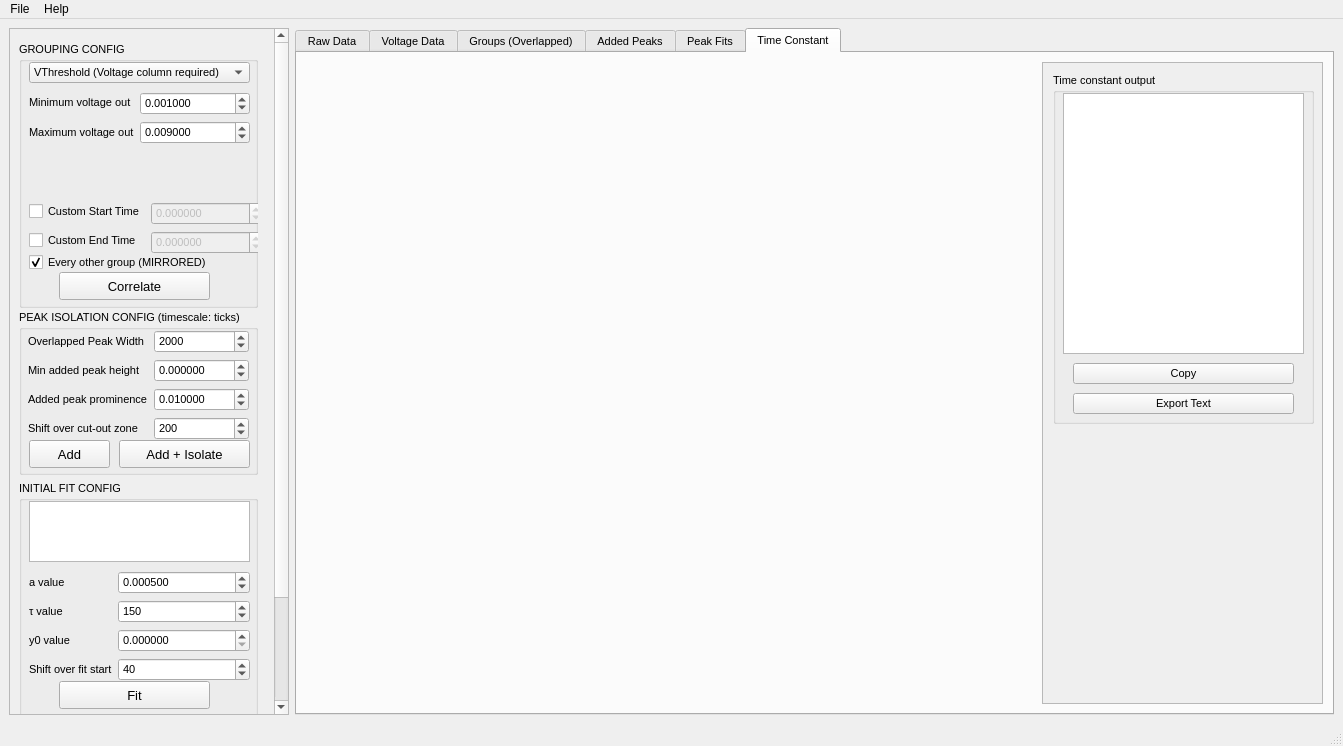
The window that ui/mainwin.ui (turtlebasket/crds_analyzer) describes before a commit, drawn with Qt 5.
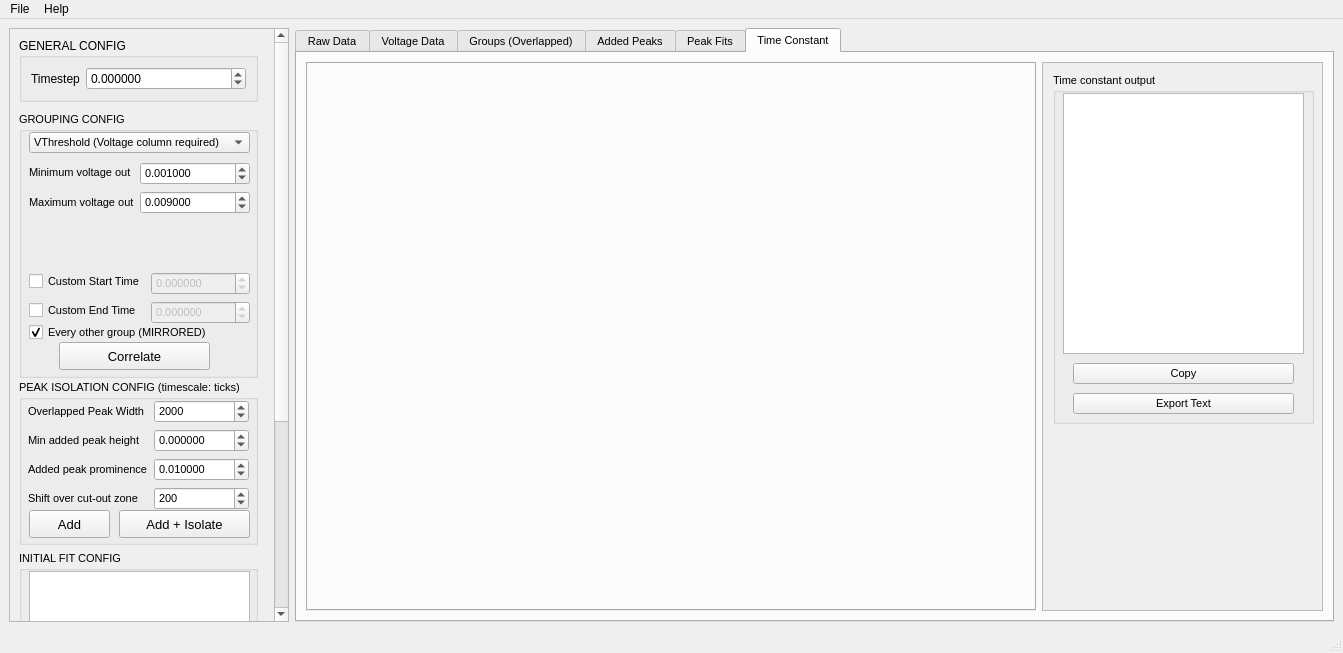
The same window after the commit. The open tabs and pages were chosen to show the change. Custom widgets are drawn as their Qt base class.

Patch:
```diff
--- a/ui/mainwin.ui
+++ b/ui/mainwin.ui
@@ -7,7 +7,7 @@
     <x>0</x>
     <y>0</y>
     <width>1343</width>
-    <height>746</height>
+    <height>653</height>
    </rect>
   </property>
   <property name="windowTitle">
@@ -39,12 +39,57 @@
        <property name="geometry">
         <rect>
          <x>0</x>
-         <y>-158</y>
+         <y>0</y>
          <width>261</width>
-         <height>818</height>
+         <height>878</height>
         </rect>
        </property>
        <layout class="QVBoxLayout" name="verticalLayout_2">
+        <item>
+         <widget class="QGroupBox" name="groupBox_5">
+          <property name="minimumSize">
+           <size>
+            <width>239</width>
+            <height>0</height>
+           </size>
+          </property>
+          <property name="maximumSize">
+           <size>
+            <width>239</width>
+            <height>16777215</height>
+           </size>
+          </property>
+          <property name="title">
+           <string>GENERAL CONFIG</string>
+          </property>
+          <layout class="QGridLayout" name="gridLayout_8">
+           <item row="0" column="0">
+            <layout class="QFormLayout" name="formLayout_7">
+             <item row="0" column="0">
+              <widget class="QLabel" name="label_18">
+               <property name="text">
+                <string>Timestep</string>
+               </property>
+              </widget>
+             </item>
+             <item row="0" column="1">
+              <widget class="QDoubleSpinBox" name="spin_timestep">
+               <property name="decimals">
+                <number>6</number>
+               </property>
+               <property name="minimum">
+                <double>-99.989999999999995</double>
+               </property>
+               <property name="singleStep">
+                <double>0.010000000000000</double>
+               </property>
+              </widget>
+             </item>
+            </layout>
+           </item>
+          </layout>
+         </widget>
+        </item>
         <item>
          <widget class="QGroupBox" name="groupBox">
           <property name="minimumSize">
@@ -268,7 +313,7 @@
             <rect>
              <x>10</x>
              <y>160</y>
-             <width>235</width>
+             <width>221</width>
              <height>53</height>
             </rect>
            </property>
@@ -804,9 +849,6 @@
         <string>Time Constant</string>
        </attribute>
        <layout class="QGridLayout" name="gridLayout_7">
-        <item row="0" column="0">
-         <widget class="TimeConstantGraph" name="tau_graph" native="true"/>
-        </item>
         <item row="0" column="1">
          <widget class="QScrollArea" name="scrollArea_2">
           <property name="minimumSize">
@@ -830,7 +872,7 @@
              <x>0</x>
              <y>0</y>
              <width>279</width>
-             <height>633</height>
+             <height>548</height>
             </rect>
            </property>
            <widget class="QGroupBox" name="groupBox_3">
@@ -904,6 +946,9 @@
           </widget>
          </widget>
         </item>
+        <item row="0" column="0">
+         <widget class="TimeConstantGraphsViewer" name="tau_viewer"/>
+        </item>
        </layout>
       </widget>
      </widget>
@@ -1016,12 +1061,6 @@
    <header>widgets</header>
    <container>1</container>
   </customwidget>
-  <customwidget>
-   <class>TimeConstantGraph</class>
-   <extends>QWidget</extends>
-   <header>widgets</header>
-   <container>1</container>
-  </customwidget>
   <customwidget>
    <class>AddedPeaksGraph</class>
    <extends>QWidget</extends>
@@ -1040,6 +1079,12 @@
    <header>widgets</header>
    <container>1</container>
   </customwidget>
+  <customwidget>
+   <class>TimeConstantGraphsViewer</class>
+   <extends>QTabWidget</extends>
+   <header>widgets</header>
+   <container>1</container>
+  </customwidget>
  </customwidgets>
  <resources/>
  <connections/>
```
Left out of the diff: 11 changed lines with no effect on the pictures.
